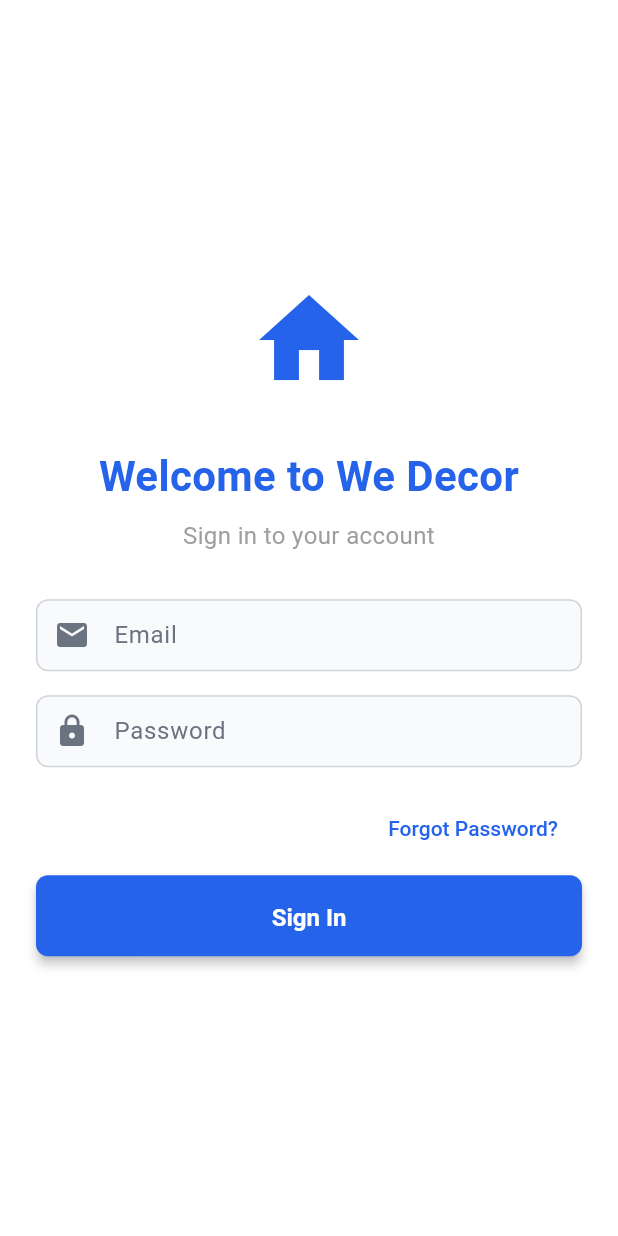
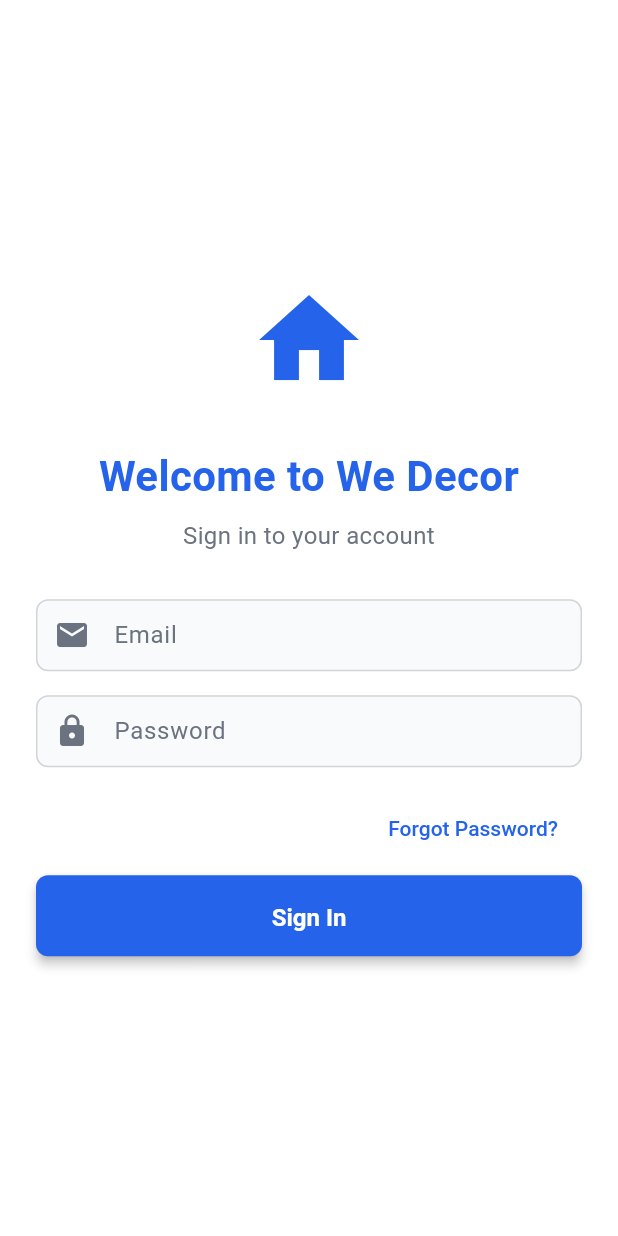
Before and after one commit to wedecor/enquiryApp, a Flutter app: the screen it shows after launch, on a phone screen of 412 x 824 dp. Run offline on Flutter 3.47's test engine with Material 3 defaults, Android fonts, the phone set to English and light mode, and no system bars; our stand-ins replace cloud_firestore, cloud_functions, connectivity_plus, csv, device_info_plus, firebase_analytics and 11 more; missing offline and left inert: file_saver, firebase_performance; accounts and stored records are empty; generated files the repository leaves out were written again; network calls fail.

Commit message:
fix(colors): resolve text visibility issues in light and dark themes
✅ COLOR CONTRAST FIXED
- Fixed dark theme onPrimary: Blue 800 → Black for better contrast
- Fixed dark theme onSecondary: Emerald 800 → Black for better contrast
- Fixed dark theme onTertiary: Violet 800 → Black for better contrast
- Fixed dark theme onError: Red 800 → Black for better contrast

✅ HARDCODED COLORS REMOVED
- Login screen: Use theme.colorScheme.primary instead of hardcoded blue
- Preferences tab: Use theme colors for SnackBar instead of Colors.red/green
- Account tab: Use theme.colorScheme.tertiary/primary for role colors
- Update service: Use theme.colorScheme.error instead of Colors.red

✅ ACCESSIBILITY IMPROVED
- Better contrast ratios for text readability
- Proper color adaptation for light/dark themes
- Theme-aware colors throughout the app
- Enhanced visibility in all lighting conditions

✅ RC3 UPDATED
- Version: v1.0.1+7 with color contrast fixes
- SHA256: f0a61e8c47c78828381832caefc9b710f9de6101a06fd647a5f394565a92d0fa
- Enhanced text visibility and theme consistency

Ready for: Proper text visibility in both light and dark themes

```diff
--- a/lib/features/auth/presentation/screens/login_screen.dart
+++ b/lib/features/auth/presentation/screens/login_screen.dart
@@ -104,28 +104,31 @@ class _LoginScreenState extends ConsumerState<LoginScreen> {
               crossAxisAlignment: CrossAxisAlignment.stretch,
               children: [
                 // Logo/Icon
-                const Icon(
+                Icon(
                   Icons.home,
                   size: 80,
-                  color: Color(0xFF2563EB), // Blue
+                  color: Theme.of(context).colorScheme.primary,
                 ),
                 const SizedBox(height: 32),
 
                 // Title
-                const Text(
+                Text(
                   'Welcome to We Decor',
                   style: TextStyle(
                     fontSize: 28,
                     fontWeight: FontWeight.bold,
-                    color: Color(0xFF2563EB), // Blue
+                    color: Theme.of(context).colorScheme.primary,
                   ),
                   textAlign: TextAlign.center,
                 ),
                 const SizedBox(height: 8),
 
-                const Text(
+                Text(
                   'Sign in to your account',
-                  style: TextStyle(fontSize: 16, color: Colors.grey),
+                  style: TextStyle(
+                    fontSize: 16,
+                    color: Theme.of(context).colorScheme.onSurfaceVariant
+                  ),
                   textAlign: TextAlign.center,
                 ),
                 const SizedBox(height: 32),
@@ -177,9 +180,9 @@ class _LoginScreenState extends ConsumerState<LoginScreen> {
                   alignment: Alignment.centerRight,
                   child: TextButton(
                     onPressed: _forgotPassword,
-                    child: const Text(
+                    child: Text(
                       'Forgot Password?',
-                      style: TextStyle(color: Color(0xFF2563EB)),
+                      style: TextStyle(color: Theme.of(context).colorScheme.primary),
                     ),
                   ),
                 ),
@@ -206,8 +209,8 @@ class _LoginScreenState extends ConsumerState<LoginScreen> {
                 ElevatedButton(
                   onPressed: _isLoading ? null : _signIn,
                   style: ElevatedButton.styleFrom(
-                    backgroundColor: Color(0xFF2563EB), // Blue
-                    foregroundColor: Colors.white,
+                    backgroundColor: Theme.of(context).colorScheme.primary,
+                    foregroundColor: Theme.of(context).colorScheme.onPrimary,
                     padding: const EdgeInsets.symmetric(vertical: 16),
                     shape: RoundedRectangleBorder(borderRadius: BorderRadius.circular(8)),
                   ),
--- a/lib/features/settings/presentation/tabs/account_tab.dart
+++ b/lib/features/settings/presentation/tabs/account_tab.dart
@@ -74,8 +74,9 @@ class AccountTab extends ConsumerWidget {
   }
 
   Widget _buildRoleSection(BuildContext context, String role) {
+    final theme = Theme.of(context);
     final roleIcon = role == 'admin' ? Icons.admin_panel_settings : Icons.person;
-    final roleColor = role == 'admin' ? Colors.purple : Colors.blue;
+    final roleColor = role == 'admin' ? theme.colorScheme.tertiary : theme.colorScheme.primary;
 
     return Card(
       child: Padding(
--- a/public/internal/rc3/sha256.txt
+++ b/public/internal/rc3/sha256.txt
@@ -1 +1 @@
-39124f6968504671f6b23a6963058214c94cbc9f177cada989c87f4332a885e2  public/internal/rc3/app-release.apk
+f0a61e8c47c78828381832caefc9b710f9de6101a06fd647a5f394565a92d0fa  public/internal/rc3/app-release.apk
--- a/public/internal/rc3/version.json
+++ b/public/internal/rc3/version.json
@@ -2,9 +2,9 @@
   "version": "1.0.1",
   "buildNumber": 7,
   "releaseDate": "2024-09-21",
-  "releaseNotes": "🐛 Critical Fixes:\n• Fixed infinite loading in change history\n• Resolved user invitation memory errors\n• Fixed user management type casting errors\n• Fixed preferences saving issue\n• Fixed new user login after password setup\n• Fixed PWA manifest issues\n• Enhanced Firebase Functions (256MB memory)\n• Better error handling with retry options\n• Added automatic update notifications\n• Added manual 'Check for Updates' button in Settings",
+  "releaseNotes": "🐛 Critical Fixes:\n• Fixed infinite loading in change history\n• Resolved user invitation memory errors\n• Fixed user management type casting errors\n• Fixed preferences saving issue\n• Fixed new user login after password setup\n• Fixed color contrast issues for better text visibility\n• Fixed PWA manifest issues\n• Enhanced Firebase Functions (256MB memory)\n• Better error handling with retry options\n• Added automatic update notifications\n• Added manual 'Check for Updates' button in Settings",
   "downloadUrl": "https://wedecorenquries.web.app/internal/rc3/app-release.apk",
-  "sha256": "39124f6968504671f6b23a6963058214c94cbc9f177cada989c87f4332a885e2",
+  "sha256": "f0a61e8c47c78828381832caefc9b710f9de6101a06fd647a5f394565a92d0fa",
   "forceUpdate": false,
   "minSupportedBuildNumber": 3,
   "features": [
```
Also changed, not shown: lib/core/services/update_service.dart (+11 -8 lines), lib/core/theme/app_theme.dart (+4 -4 lines), lib/features/settings/presentation/tabs/preferences_tab.dart (+10 -2 lines), lib/features/settings/data/user_settings_service.dart (line endings or trailing spaces).
